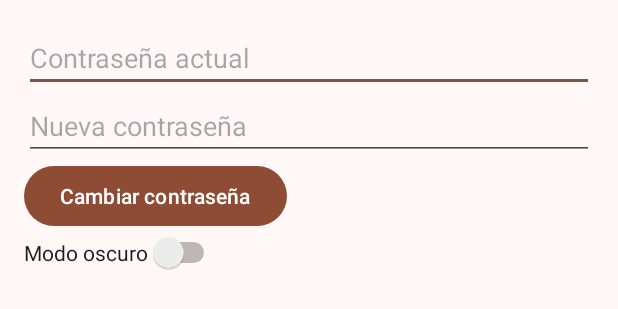
After one commit to Zipyrar/DI, an Android app: the layout fragment_profile.xml on its own in the app's theme, with its tools: preview values and no code run, on a phone screen of 412 x 824 dp. The commit adds this screen. Shown: the top 309 px of the screen. Run offline under Robolectric (Android 15) with nearby library versions, the phone set to English and light mode, and no system bars.

Commit message:
Semana 4: cambio de contraseña y tema.

```diff
--- a/VideojuegosFirebase/app/src/main/java/com/zipyrar/videojuegosfirebase/views/LoginActivity.java
+++ b/VideojuegosFirebase/app/src/main/java/com/zipyrar/videojuegosfirebase/views/LoginActivity.java
@@ -28,7 +28,7 @@ public class LoginActivity extends AppCompatActivity {
         loginViewModel.getLoginResult().observe(this, success -> {
             if (success) {
                 Toast.makeText(this, "Inicio de sesión exitoso.", Toast.LENGTH_SHORT).show();
-                Intent intent = new Intent(LoginActivity.this, DashboardFragment.class);
+                Intent intent = new Intent(LoginActivity.this, MainActivity.class);
                 startActivity(intent);
                 finish();
             }
--- a/VideojuegosFirebase/app/src/main/java/com/zipyrar/videojuegosfirebase/views/SplashActivity.java
+++ b/VideojuegosFirebase/app/src/main/java/com/zipyrar/videojuegosfirebase/views/SplashActivity.java
@@ -15,7 +15,7 @@ public class SplashActivity extends AppCompatActivity {
         super.onCreate(savedInstanceState);
         setContentView(R.layout.activity_splash);
         new Handler(Looper.getMainLooper()).postDelayed(() -> {
-            startActivity(new Intent(SplashActivity.this, MainActivity.class));
+            startActivity(new Intent(SplashActivity.this, LoginActivity.class));
             finish();
         }, 2000);
     }
--- /dev/null
+++ b/VideojuegosFirebase/app/src/main/res/layout/fragment_profile.xml
@@ -0,0 +1,43 @@
+<layout xmlns:tools="http://schemas.android.com/tools"
+    xmlns:android="http://schemas.android.com/apk/res/android">
+    <data>
+        <!-- ViewModel o variables de Data Binding, si aplicas -->
+    </data>
+
+    <LinearLayout
+        android:layout_width="match_parent"
+        android:layout_height="match_parent"
+        android:orientation="vertical"
+        android:padding="16dp">
+
+        <!-- Campos para cambio de contraseña -->
+        <EditText
+            android:id="@+id/currentPasswordEditText"
+            android:layout_width="match_parent"
+            android:layout_height="wrap_content"
+            android:hint="Contraseña actual"
+            android:inputType="textPassword"/>
+
+        <EditText
+            android:id="@+id/newPasswordEditText"
+            android:layout_width="match_parent"
+            android:layout_height="wrap_content"
+            android:hint="Nueva contraseña"
+            android:inputType="textPassword"/>
+
+        <Button
+            android:id="@+id/changePasswordButton"
+            android:layout_width="wrap_content"
+            android:layout_height="wrap_content"
+            android:text="Cambiar contraseña"/>
+
+        <!-- Switch para modo claro/oscuro -->
+        <Switch
+            android:id="@+id/darkModeSwitch"
+            android:layout_width="wrap_content"
+            android:layout_height="wrap_content"
+            android:text="Modo oscuro"
+            tools:ignore="UseSwitchCompatOrMaterialXml" />
+
+    </LinearLayout>
+</layout>
```
Also changed, not shown: VideojuegosFirebase/app/src/main/java/com/zipyrar/videojuegosfirebase/views/ProfileFragment.java (+89 -0 lines).
